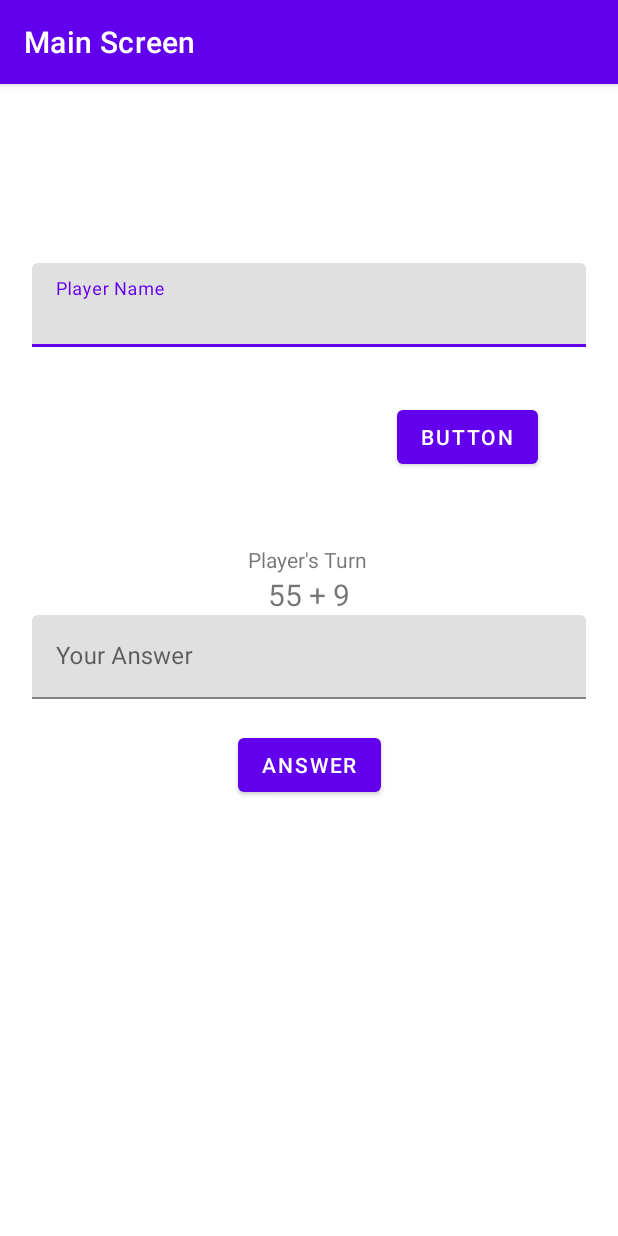
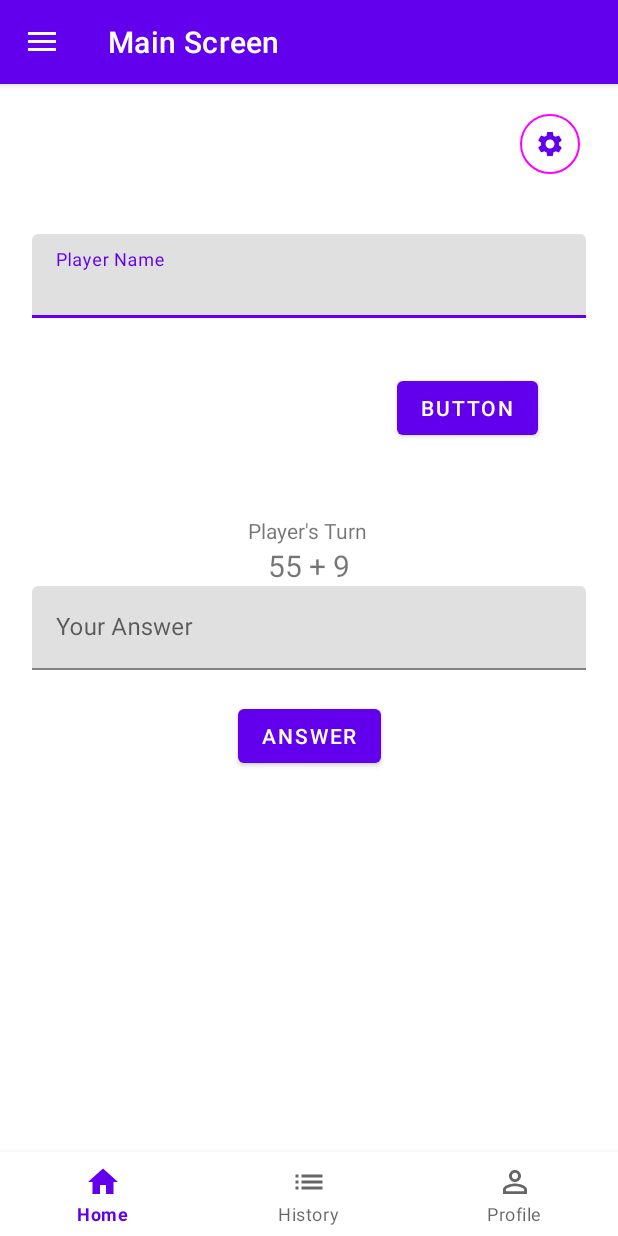
Before and after one commit to Andr3B0t/Adv160421013Week2, an Android app: the screen it shows after launch (MainActivity), on a phone screen of 412 x 824 dp. Run offline under Robolectric (Android 15) with nearby library versions, the phone set to English and light mode, and no system bars; our stand-ins replace navigation-ui.

Commit message:
week3 anmp

```diff
--- a/app/src/main/java/com/ubaya/myapplication/GameFragment.kt
+++ b/app/src/main/java/com/ubaya/myapplication/GameFragment.kt
@@ -36,6 +36,11 @@ class GameFragment : Fragment() {
             val action = GameFragmentDirections.actionMainFragment()
             Navigation.findNavController(it).navigate(action)
         }
+
+        binding.btnTest.setOnClickListener {
+            val action = GameFragmentDirections.actionGameFragmentToTestFragment()
+            Navigation.findNavController(it).navigate(action)
+        }
     }
 
 
--- a/app/src/main/java/com/ubaya/myapplication/MainActivity.kt
+++ b/app/src/main/java/com/ubaya/myapplication/MainActivity.kt
@@ -7,6 +7,7 @@ import androidx.navigation.NavHostController
 import androidx.navigation.Navigation
 import androidx.navigation.fragment.NavHostFragment
 import androidx.navigation.ui.NavigationUI
+import androidx.navigation.ui.setupWithNavController
 import com.ubaya.myapplication.databinding.ActivityMainBinding
 
 class MainActivity : AppCompatActivity() {
@@ -18,10 +19,18 @@ class MainActivity : AppCompatActivity() {
         val view = binding.root
         setContentView(view)
         navController = (supportFragmentManager.findFragmentById(R.id.hostFragment) as NavHostFragment).navController
-        NavigationUI.setupActionBarWithNavController(this,navController)
+//        NavigationUI.setupActionBarWithNavController(this,navController)
+        binding.bottomNav.setupWithNavController(navController)
+
+        NavigationUI.setupActionBarWithNavController(this, navController, binding.drawerLayout)
+
+
+        NavigationUI.setupWithNavController(binding.navView, navController)
     }
     override fun onSupportNavigateUp(): Boolean {
-        return navController.navigateUp()
+        return NavigationUI.navigateUp(navController, binding.drawerLayout)
+                || super.onSupportNavigateUp()
     }
 
+
 }
--- a/app/src/main/java/com/ubaya/myapplication/MainFragment.kt
+++ b/app/src/main/java/com/ubaya/myapplication/MainFragment.kt
@@ -52,6 +52,11 @@ class MainFragment : Fragment() {
                 Navigation.findNavController(it).navigate(action)
             }
         }
+        binding.btnOption.setOnClickListener {
+            val action = MainFragmentDirections.actionItemHomeToOptionFragment2()
+            Navigation.findNavController(it).navigate(action)
+        }
+
 
     }
 }
--- /dev/null
+++ b/app/src/main/res/drawable/baseline_home_24.xml
@@ -0,0 +1,5 @@
+<vector android:height="24dp" android:tint="#000000"
+    android:viewportHeight="24" android:viewportWidth="24"
+    android:width="24dp" xmlns:android="http://schemas.android.com/apk/res/android">
+    <path android:fillColor="@android:color/white" android:pathData="M10,20v-6h4v6h5v-8h3L12,3 2,12h3v8z"/>
+</vector>
--- /dev/null
+++ b/app/src/main/res/drawable/baseline_list_24.xml
@@ -0,0 +1,5 @@
+<vector android:autoMirrored="true" android:height="24dp"
+    android:tint="#000000" android:viewportHeight="24"
+    android:viewportWidth="24" android:width="24dp" xmlns:android="http://schemas.android.com/apk/res/android">
+    <path android:fillColor="@android:color/white" android:pathData="M3,13h2v-2L3,11v2zM3,17h2v-2L3,15v2zM3,9h2L5,7L3,7v2zM7,13h14v-2L7,11v2zM7,17h14v-2L7,15v2zM7,7v2h14L21,7L7,7z"/>
+</vector>
--- /dev/null
+++ b/app/src/main/res/drawable/baseline_person_outline_24.xml
@@ -0,0 +1,5 @@
+<vector android:height="24dp" android:tint="#000000"
+    android:viewportHeight="24" android:viewportWidth="24"
+    android:width="24dp" xmlns:android="http://schemas.android.com/apk/res/android">
+    <path android:fillColor="@android:color/white" android:pathData="M12,5.9c1.16,0 2.1,0.94 2.1,2.1s-0.94,2.1 -2.1,2.1S9.9,9.16 9.9,8s0.94,-2.1 2.1,-2.1m0,9c2.97,0 6.1,1.46 6.1,2.1v1.1L5.9,18.1L5.9,17c0,-0.64 3.13,-2.1 6.1,-2.1M12,4C9.79,4 8,5.79 8,8s1.79,4 4,4 4,-1.79 4,-4 -1.79,-4 -4,-4zM12,13c-2.67,0 -8,1.34 -8,4v3h16v-3c0,-2.66 -5.33,-4 -8,-4z"/>
+</vector>
--- /dev/null
+++ b/app/src/main/res/drawable/baseline_settings_24.xml
@@ -0,0 +1,5 @@
+<vector android:height="24dp" android:tint="#000000"
+    android:viewportHeight="24" android:viewportWidth="24"
+    android:width="24dp" xmlns:android="http://schemas.android.com/apk/res/android">
+    <path android:fillColor="@android:color/white" android:pathData="M19.14,12.94c0.04,-0.3 0.06,-0.61 0.06,-0.94c0,-0.32 -0.02,-0.64 -0.07,-0.94l2.03,-1.58c0.18,-0.14 0.23,-0.41 0.12,-0.61l-1.92,-3.32c-0.12,-0.22 -0.37,-0.29 -0.59,-0.22l-2.39,0.96c-0.5,-0.38 -1.03,-0.7 -1.62,-0.94L14.4,2.81c-0.04,-0.24 -0.24,-0.41 -0.48,-0.41h-3.84c-0.24,0 -0.43,0.17 -0.47,0.41L9.25,5.35C8.66,5.59 8.12,5.92 7.63,6.29L5.24,5.33c-0.22,-0.08 -0.47,0 -0.59,0.22L2.74,8.87C2.62,9.08 2.66,9.34 2.86,9.48l2.03,1.58C4.84,11.36 4.8,11.69 4.8,12s0.02,0.64 0.07,0.94l-2.03,1.58c-0.18,0.14 -0.23,0.41 -0.12,0.61l1.92,3.32c0.12,0.22 0.37,0.29 0.59,0.22l2.39,-0.96c0.5,0.38 1.03,0.7 1.62,0.94l0.36,2.54c0.05,0.24 0.24,0.41 0.48,0.41h3.84c0.24,0 0.44,-0.17 0.47,-0.41l0.36,-2.54c0.59,-0.24 1.13,-0.56 1.62,-0.94l2.39,0.96c0.22,0.08 0.47,0 0.59,-0.22l1.92,-3.32c0.12,-0.22 0.07,-0.47 -0.12,-0.61L19.14,12.94zM12,15.6c-1.98,0 -3.6,-1.62 -3.6,-3.6s1.62,-3.6 3.6,-3.6s3.6,1.62 3.6,3.6S13.98,15.6 12,15.6z"/>
+</vector>
--- a/app/src/main/res/layout/activity_main.xml
+++ b/app/src/main/res/layout/activity_main.xml
@@ -1,4 +1,11 @@
 <?xml version="1.0" encoding="utf-8"?>
+<androidx.drawerlayout.widget.DrawerLayout xmlns:android="http://schemas.android.com/apk/res/android"
+    xmlns:app="http://schemas.android.com/apk/res-auto"
+    xmlns:tools="http://schemas.android.com/tools"
+    android:id="@+id/drawerLayout"
+    android:layout_width="match_parent"
+    android:layout_height="match_parent"
+    android:fitsSystemWindows="true">
 <androidx.constraintlayout.widget.ConstraintLayout xmlns:android="http://schemas.android.com/apk/res/android"
     xmlns:app="http://schemas.android.com/apk/res-auto"
     xmlns:tools="http://schemas.android.com/tools"
@@ -10,11 +17,28 @@
         android:id="@+id/hostFragment"
         android:name="androidx.navigation.fragment.NavHostFragment"
         android:layout_width="409dp"
-        android:layout_height="729dp"
+        android:layout_height="0dp"
         app:defaultNavHost="true"
-        app:layout_constraintBottom_toBottomOf="parent"
+        app:layout_constraintBottom_toTopOf="@+id/bottomNav"
         app:layout_constraintEnd_toEndOf="parent"
         app:layout_constraintStart_toStartOf="parent"
         app:layout_constraintTop_toTopOf="parent"
         app:navGraph="@navigation/game_navigation" />
+
+    <com.google.android.material.bottomnavigation.BottomNavigationView
+        android:id="@+id/bottomNav"
+        android:layout_width="0dp"
+        android:layout_height="wrap_content"
+        app:layout_constraintBottom_toBottomOf="parent"
+        app:layout_constraintEnd_toEndOf="parent"
+        app:layout_constraintStart_toStartOf="parent"
+        app:menu="@menu/bottom_menu" />
 </androidx.constraintlayout.widget.ConstraintLayout>
+
+    <com.google.android.material.navigation.NavigationView
+        android:id="@+id/navView"
+        android:layout_width="wrap_content"
+        android:layout_height="match_parent"
+        android:layout_gravity="start"
+        app:menu="@menu/bottom_menu" />
+</androidx.drawerlayout.widget.DrawerLayout>
--- a/app/src/main/res/layout/fragment_main.xml
+++ b/app/src/main/res/layout/fragment_main.xml
@@ -88,6 +88,18 @@
             app:layout_constraintEnd_toEndOf="parent"
             app:layout_constraintStart_toStartOf="parent"
             app:layout_constraintTop_toBottomOf="@+id/textInputLayout2" />
+
+        <Button
+            android:id="@+id/btnOption"
+            style="@style/Widget.Material3.Button.IconButton.Outlined"
+            android:layout_width="wrap_content"
+            android:layout_height="wrap_content"
+            android:layout_marginTop="16dp"
+            android:layout_marginEnd="20dp"
+            app:icon="@drawable/baseline_settings_24"
+            app:layout_constraintEnd_toEndOf="parent"
+            app:layout_constraintTop_toTopOf="parent" />
+
     </androidx.constraintlayout.widget.ConstraintLayout>
 
 </FrameLayout>
--- /dev/null
+++ b/app/src/main/res/menu/bottom_menu.xml
@@ -0,0 +1,23 @@
+<?xml version="1.0" encoding="utf-8"?>
+<menu xmlns:app="http://schemas.android.com/apk/res-auto"
+    xmlns:android="http://schemas.android.com/apk/res/android">
+
+    <item
+        android:id="@+id/itemHome"
+        android:layout_width="wrap_content"
+        android:layout_height="wrap_content"
+        android:icon="@drawable/baseline_home_24"
+        android:title="Home" />
+    <item
+        android:id="@+id/itemHistory"
+        android:layout_width="wrap_content"
+        android:layout_height="wrap_content"
+        android:icon="@drawable/baseline_list_24"
+        android:title="History" />
+    <item
+        android:id="@+id/itemProfile"
+        android:layout_width="wrap_content"
+        android:layout_height="wrap_content"
+        android:icon="@drawable/baseline_person_outline_24"
+        android:title="Profile" />
+</menu>
--- a/app/src/main/res/navigation/game_navigation.xml
+++ b/app/src/main/res/navigation/game_navigation.xml
@@ -3,10 +3,10 @@
     xmlns:app="http://schemas.android.com/apk/res-auto"
     xmlns:tools="http://schemas.android.com/tools"
     android:id="@+id/game_navigation"
-    app:startDestination="@id/mainFragment">
+    app:startDestination="@id/itemHome">
 
     <fragment
-        android:id="@+id/mainFragment"
+        android:id="@+id/itemHome"
         android:name="com.ubaya.myapplication.MainFragment"
         android:label="Main Screen"
         tools:layout="@layout/fragment_main" >
@@ -18,6 +18,9 @@
         <action
             android:id="@+id/actionResultFragment"
             app:destination="@id/resultFragment" />
+        <action
+            android:id="@+id/action_itemHome_to_optionFragment2"
+            app:destination="@id/optionFragment2" />
     </fragment>
     <fragment
         android:id="@+id/gameFragment"
@@ -26,12 +29,16 @@
         tools:layout="@layout/fragment_game" >
         <action
             android:id="@+id/actionMainFragment"
-            app:destination="@id/mainFragment"
+            app:destination="@id/itemHome"
             app:enterAnim="@android:anim/fade_in"
             app:exitAnim="@android:anim/fade_out" />
         <argument
             android:name="player_name"
             app:argType="string" />
+        <action
+            android:id="@+id/action_gameFragment_to_testFragment"
+            app:destination="@id/testFragment"
+            app:popUpTo="@id/testFragment" />
     </fragment>
     <fragment
         android:id="@+id/resultFragment"
@@ -40,9 +47,29 @@
         tools:layout="@layout/fragment_result" >
         <action
             android:id="@+id/action_resultFragment_to_mainFragment"
-            app:destination="@id/mainFragment" />
+            app:destination="@id/itemHome" />
         <argument
             android:name="score"
             app:argType="string" />
     </fragment>
+    <fragment
+        android:id="@+id/testFragment"
+        android:name="com.ubaya.myapplication.TestFragment"
+        android:label="fragment_test"
+        tools:layout="@layout/fragment_test" />
+    <fragment
+        android:id="@+id/itemHistory"
+        android:name="com.ubaya.myapplication.HistoryFragment"
+        android:label="fragment_history"
+        tools:layout="@layout/fragment_history" />
+    <fragment
+        android:id="@+id/itemProfile"
+        android:name="com.ubaya.myapplication.ProfileFragment"
+        android:label="fragment_profile"
+        tools:layout="@layout/fragment_profile" />
+    <dialog
+        android:id="@+id/optionFragment2"
+        android:name="com.ubaya.myapplication.OptionFragment"
+        android:label="fragment_option"
+        tools:layout="@layout/fragment_option" />
 </navigation>
```
Also changed, not shown: app/src/main/java/com/ubaya/myapplication/HistoryFragment.kt (added, +21 -0 lines), app/src/main/java/com/ubaya/myapplication/OptionFragment.kt (added, +35 -0 lines), app/src/main/java/com/ubaya/myapplication/ProfileFragment.kt (added, +19 -0 lines), app/src/main/java/com/ubaya/myapplication/TestFragment.kt (added, +25 -0 lines), app/src/main/res/layout/fragment_game.xml (+11 -0 lines), app/src/main/res/layout/fragment_history.xml (added, +26 -0 lines), app/src/main/res/layout/fragment_option.xml (added, +86 -0 lines), app/src/main/res/layout/fragment_profile.xml (added, +26 -0 lines), app/src/main/res/layout/fragment_test.xml (added, +14 -0 lines).
